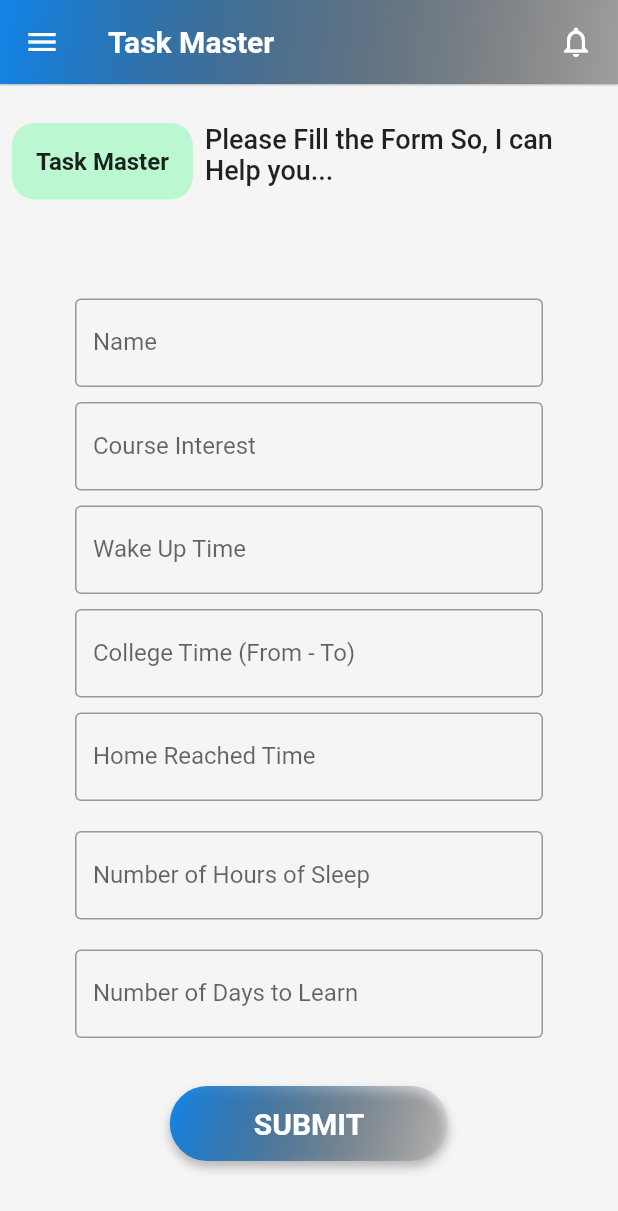
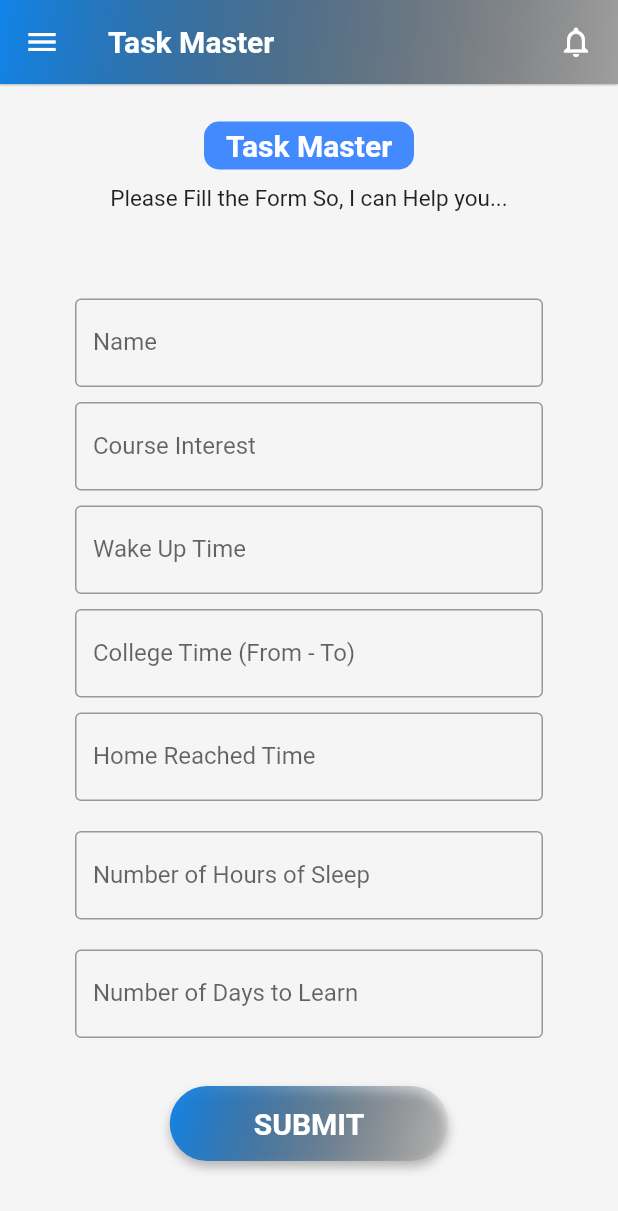
Before and after one commit to singhjaspreetb/taskmaster, a Flutter app: the screen it shows after launch, on a phone screen of 412 x 824 dp. Shown: the top 1211 px of the screen. Run offline on Flutter 3.47's test engine with Material 2 defaults, Android fonts, the phone set to English and light mode, and no system bars; our stand-ins replace cloud_firestore, firebase_auth, firebase_core, font_awesome_flutter, hexcolor, otp_text_field and 2 more; missing offline and left inert: chat_gpt_sdk; accounts and stored records are empty.

Commit message:
dsesign improvements

```diff
--- a/lib/pages/auth/registration_page.dart
+++ b/lib/pages/auth/registration_page.dart
@@ -352,4 +352,3 @@ class _RegistrationPageState extends State<RegistrationPage> {
     });
   }
 }
-}
--- a/lib/pages/chat/chat_screen.dart
+++ b/lib/pages/chat/chat_screen.dart
@@ -57,7 +57,7 @@ class _ChatScreenState extends State<ChatScreen> {
     }
     ChatMessage message = const ChatMessage(
       text: 'Genrating Best Possible Routine For You...',
-      sender: "Task Manager",
+      sender: "Task Master",
       isImage: false,
     );
     setState(() {
--- a/lib/pages/chat/chatmessage.dart
+++ b/lib/pages/chat/chatmessage.dart
@@ -15,35 +15,51 @@ class ChatMessage extends StatelessWidget {
 
   @override
   Widget build(BuildContext context) {
-    return Row(
-      crossAxisAlignment: CrossAxisAlignment.start,
+    return Column(
+      // crossAxisAlignment: CrossAxisAlignment.start,
       children: [
-        Text(sender)
-            .text
-            .bold
-            .subtitle1(context)
-            .make()
-            .box
-            .color(sender == "Guest User" ? Vx.red200 : Vx.green200)
-            .p16
-            .rounded
-            .alignCenter
-            .makeCentered(),
-        Expanded(
-          child: isImage
-              ? AspectRatio(
-                  aspectRatio: 16 / 9,
-                  child: Image.network(
-                    text,
-                    loadingBuilder: (context, child, loadingProgress) =>
-                        loadingProgress == null
-                            ? child
-                            : const CircularProgressIndicator.adaptive(),
-                  ),
-                )
-              : text.trim().text.size(18).bodyText1(context).make().px8(),
+        Container(
+          height: 32,
+          width: 140,
+          decoration: BoxDecoration(
+            color: Colors.blueAccent,
+            borderRadius: BorderRadius.circular(10.0),
+          ),
+          child: Center(
+            child: Text(
+              sender,
+              style: const TextStyle(
+                  fontWeight: FontWeight.bold,
+                  color: Colors.white,
+                  fontSize: 20),
+              textAlign: TextAlign.left,
+            ),
+          ),
         ),
+        const SizedBox(
+          height: 10,
+        ),
+        Text(
+          text,
+          style: const TextStyle(fontSize: 15, fontWeight: FontWeight.w400),
+        ),
+        // Expanded(
+        //   child: Text(sender)
+        //       .text
+        //       .bold
+        //       .subtitle1(context)
+        //       .make()
+        //       .box
+        //       .color(sender == "Guest User" ? Vx.red200 : Vx.green200)
+        //       .p16
+        //       .rounded
+        //       .alignCenter
+        //       .makeCentered(),
+        // ),
+        // Expanded(
+        //   child: text.trim().text.size(18).bodyText1(context).make().px8(),
+        // ),
       ],
-    ).py8();
+    );
   }
 }
```
Lines whose indentation alone changed are shown as unchanged.
